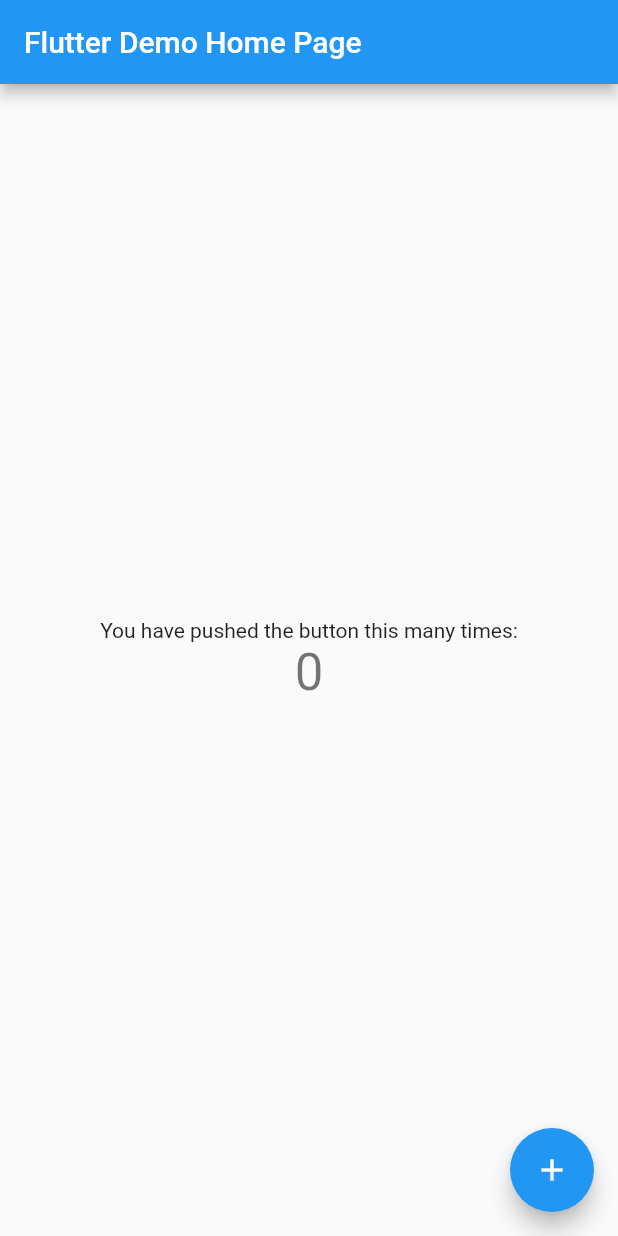
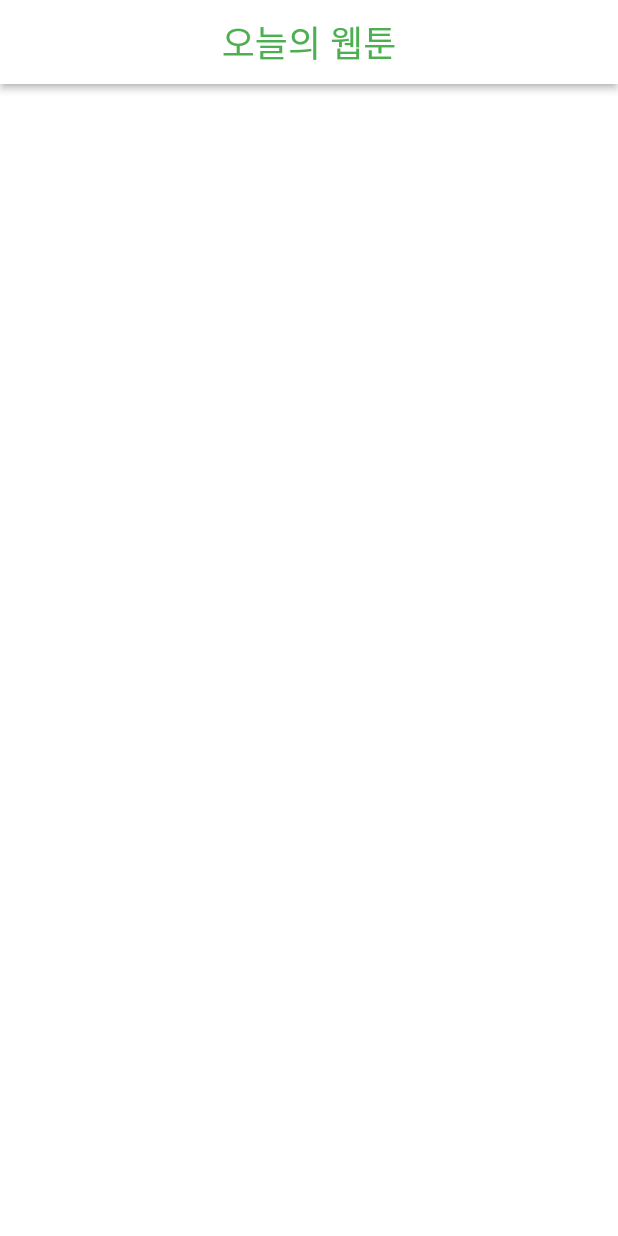
Before and after one commit to kimshinseung/Flutter-clone-webtoon, a Flutter app: the screen it shows after launch, on a phone screen of 412 x 824 dp. Run offline on Flutter 3.47's test engine with Material 2 defaults, Android fonts, the phone set to English and light mode, and no system bars.

Commit message:
set main

```diff
--- a/lib/main.dart
+++ b/lib/main.dart
@@ -1,4 +1,5 @@
 import 'package:flutter/material.dart';
+import 'package:flutter_webtoon_app/screens/home_screen.dart';
 
 void main() {
   runApp(const MyApp());
@@ -7,109 +8,11 @@ void main() {
 class MyApp extends StatelessWidget {
   const MyApp({super.key});
 
-  // This widget is the root of your application.
   @override
   Widget build(BuildContext context) {
     return MaterialApp(
-      title: 'Flutter Demo',
-      theme: ThemeData(
-        // This is the theme of your application.
-        //
-        // Try running your application with "flutter run". You'll see the
-        // application has a blue toolbar. Then, without quitting the app, try
-        // changing the primarySwatch below to Colors.green and then invoke
-        // "hot reload" (press "r" in the console where you ran "flutter run",
-        // or simply save your changes to "hot reload" in a Flutter IDE).
-        // Notice that the counter didn't reset back to zero; the application
-        // is not restarted.
-        primarySwatch: Colors.blue,
-      ),
-      home: const MyHomePage(title: 'Flutter Demo Home Page'),
+        home: HomeScreen(
+        ),
     );
   }
 }
-
-class MyHomePage extends StatefulWidget {
-  const MyHomePage({super.key, required this.title});
-
-  // This widget is the home page of your application. It is stateful, meaning
-  // that it has a State object (defined below) that contains fields that affect
-  // how it looks.
-
-  // This class is the configuration for the state. It holds the values (in this
-  // case the title) provided by the parent (in this case the App widget) and
-  // used by the build method of the State. Fields in a Widget subclass are
-  // always marked "final".
-
-  final String title;
-
-  @override
-  State<MyHomePage> createState() => _MyHomePageState();
-}
-
-class _MyHomePageState extends State<MyHomePage> {
-  int _counter = 0;
-
-  void _incrementCounter() {
-    setState(() {
-      // This call to setState tells the Flutter framework that something has
-      // changed in this State, which causes it to rerun the build method below
-      // so that the display can reflect the updated values. If we changed
-      // _counter without calling setState(), then the build method would not be
-      // called again, and so nothing would appear to happen.
-      _counter++;
-    });
-  }
-
-  @override
-  Widget build(BuildContext context) {
-    // This method is rerun every time setState is called, for instance as done
-    // by the _incrementCounter method above.
-    //
-    // The Flutter framework has been optimized to make rerunning build methods
-    // fast, so that you can just rebuild anything that needs updating rather
-    // than having to individually change instances of widgets.
-    return Scaffold(
-      appBar: AppBar(
-        // Here we take the value from the MyHomePage object that was created by
-        // the App.build method, and use it to set our appbar title.
-        title: Text(widget.title),
-      ),
-      body: Center(
-        // Center is a layout widget. It takes a single child and positions it
-        // in the middle of the parent.
-        child: Column(
-          // Column is also a layout widget. It takes a list of children and
-          // arranges them vertically. By default, it sizes itself to fit its
-          // children horizontally, and tries to be as tall as its parent.
-          //
-          // Invoke "debug painting" (press "p" in the console, choose the
-          // "Toggle Debug Paint" action from the Flutter Inspector in Android
-          // Studio, or the "Toggle Debug Paint" command in Visual Studio Code)
-          // to see the wireframe for each widget.
-          //
-          // Column has various properties to control how it sizes itself and
-          // how it positions its children. Here we use mainAxisAlignment to
-          // center the children vertically; the main axis here is the vertical
-          // axis because Columns are vertical (the cross axis would be
-          // horizontal).
-          mainAxisAlignment: MainAxisAlignment.center,
-          children: <Widget>[
-            const Text(
-              'You have pushed the button this many times:',
-            ),
-            Text(
-              '$_counter',
-              style: Theme.of(context).textTheme.headline4,
-            ),
-          ],
-        ),
-      ),
-      floatingActionButton: FloatingActionButton(
-        onPressed: _incrementCounter,
-        tooltip: 'Increment',
-        child: const Icon(Icons.add),
-      ), // This trailing comma makes auto-formatting nicer for build methods.
-    );
-  }
-}
--- /dev/null
+++ b/lib/screens/home_screen.dart
@@ -0,0 +1,23 @@
+import 'package:flutter/material.dart';
+
+class HomeScreen extends StatelessWidget {
+  const HomeScreen({super.key});
+
+  @override
+  Widget build(BuildContext context) {
+    return Scaffold(
+      backgroundColor: Colors.white,
+      appBar: AppBar(
+        elevation: 2, //음영 제거
+        centerTitle: true, //가운데정렬
+        backgroundColor: Colors.white,
+        foregroundColor: Colors.green,
+        title: const Text("오늘의 웹툰"
+        ,style: TextStyle(
+            fontSize: 24,
+          ),
+        ),
+      ),
+    );
+  }
+}
```
Also changed, not shown: 1 other file.
